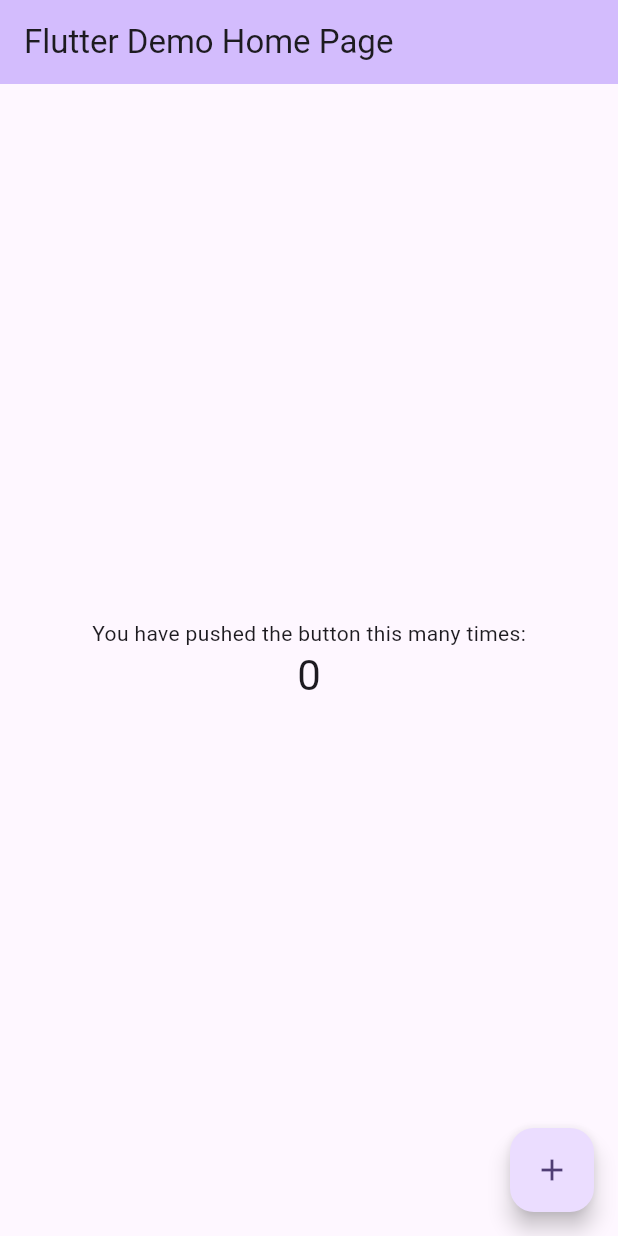
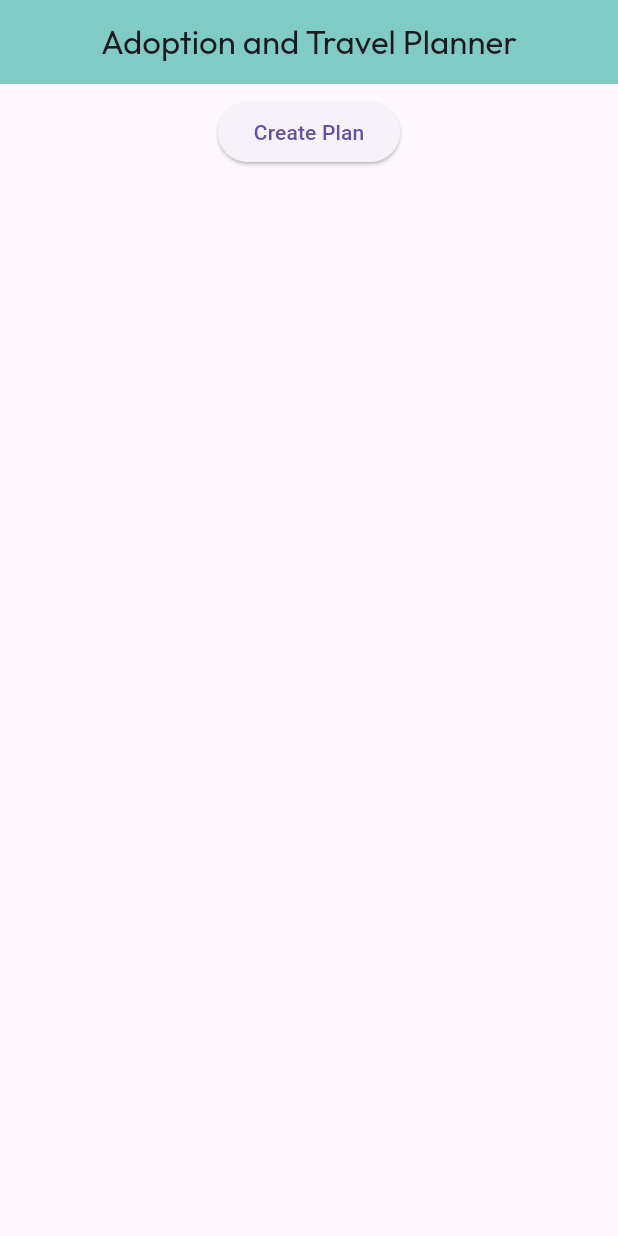
Before and after one commit to llaiza12/adoption-travel-planner, a Flutter app: the screen it shows after launch, on a phone screen of 412 x 824 dp. Run offline on Flutter 3.47's test engine with Material 3 defaults, Android fonts, the phone set to English and light mode, and no system bars; our stand-ins replace google_fonts.

Commit message:
Implement functioning button to add plan to list using a dialog

```diff
--- a/lib/main.dart
+++ b/lib/main.dart
@@ -1,4 +1,5 @@
 import 'package:flutter/material.dart';
+import 'package:google_fonts/google_fonts.dart';
 
 void main() {
   runApp(const MyApp());
@@ -7,47 +8,20 @@ void main() {
 class MyApp extends StatelessWidget {
   const MyApp({super.key});
 
-  // This widget is the root of your application.
   @override
   Widget build(BuildContext context) {
     return MaterialApp(
-      title: 'Flutter Demo',
+      title: 'Adoption and Travel Planner',
       theme: ThemeData(
-        // This is the theme of your application.
-        //
-        // TRY THIS: Try running your application with "flutter run". You'll see
-        // the application has a purple toolbar. Then, without quitting the app,
-        // try changing the seedColor in the colorScheme below to Colors.green
-        // and then invoke "hot reload" (save your changes or press the "hot
-        // reload" button in a Flutter-supported IDE, or press "r" if you used
-        // the command line to start the app).
-        //
-        // Notice that the counter didn't reset back to zero; the application
-        // state is not lost during the reload. To reset the state, use hot
-        // restart instead.
-        //
-        // This works for code too, not just values: Most code changes can be
-        // tested with just a hot reload.
-        colorScheme: ColorScheme.fromSeed(seedColor: Colors.deepPurple),
         useMaterial3: true,
       ),
-      home: const MyHomePage(title: 'Flutter Demo Home Page'),
+      home: const MyHomePage(title: 'Adoption and Travel Planner'),
     );
   }
 }
 
 class MyHomePage extends StatefulWidget {
   const MyHomePage({super.key, required this.title});
-
-  // This widget is the home page of your application. It is stateful, meaning
-  // that it has a State object (defined below) that contains fields that affect
-  // how it looks.
-
-  // This class is the configuration for the state. It holds the values (in this
-  // case the title) provided by the parent (in this case the App widget) and
-  // used by the build method of the State. Fields in a Widget subclass are
-  // always marked "final".
-
   final String title;
 
   @override
@@ -55,71 +29,107 @@ class MyHomePage extends StatefulWidget {
 }
 
 class _MyHomePageState extends State<MyHomePage> {
-  int _counter = 0;
+  final TextEditingController _namecontroller = TextEditingController();
+  final TextEditingController _desccontroller = TextEditingController();
+  final TextEditingController _datecontroller = TextEditingController();
+  List<String> planList = [];
 
-  void _incrementCounter() {
+  void _updateMyItems(int oldIndex, int newIndex) {
+    if (newIndex > oldIndex) newIndex--;
+    final plan = planList.removeAt(oldIndex);
+    planList.insert(newIndex, plan);
+  }
+
+  void _addPlan() {
+    String name = _namecontroller.text;
+    String desc = _desccontroller.text;
+    String date = _datecontroller.text;
     setState(() {
-      // This call to setState tells the Flutter framework that something has
-      // changed in this State, which causes it to rerun the build method below
-      // so that the display can reflect the updated values. If we changed
-      // _counter without calling setState(), then the build method would not be
-      // called again, and so nothing would appear to happen.
-      _counter++;
+      planList.add(name);
     });
   }
 
   @override
   Widget build(BuildContext context) {
-    // This method is rerun every time setState is called, for instance as done
-    // by the _incrementCounter method above.
-    //
-    // The Flutter framework has been optimized to make rerunning build methods
-    // fast, so that you can just rebuild anything that needs updating rather
-    // than having to individually change instances of widgets.
     return Scaffold(
       appBar: AppBar(
-        // TRY THIS: Try changing the color here to a specific color (to
-        // Colors.amber, perhaps?) and trigger a hot reload to see the AppBar
-        // change color while the other colors stay the same.
-        backgroundColor: Theme.of(context).colorScheme.inversePrimary,
-        // Here we take the value from the MyHomePage object that was created by
-        // the App.build method, and use it to set our appbar title.
-        title: Text(widget.title),
+        backgroundColor: Colors.teal[200]!,
+        title: Text(widget.title, style: GoogleFonts.outfit()),
+        centerTitle: true,
       ),
       body: Center(
-        // Center is a layout widget. It takes a single child and positions it
-        // in the middle of the parent.
-        child: Column(
-          // Column is also a layout widget. It takes a list of children and
-          // arranges them vertically. By default, it sizes itself to fit its
-          // children horizontally, and tries to be as tall as its parent.
-          //
-          // Column has various properties to control how it sizes itself and
-          // how it positions its children. Here we use mainAxisAlignment to
-          // center the children vertically; the main axis here is the vertical
-          // axis because Columns are vertical (the cross axis would be
-          // horizontal).
-          //
-          // TRY THIS: Invoke "debug painting" (choose the "Toggle Debug Paint"
-          // action in the IDE, or press "p" in the console), to see the
-          // wireframe for each widget.
-          mainAxisAlignment: MainAxisAlignment.center,
-          children: <Widget>[
-            const Text(
-              'You have pushed the button this many times:',
-            ),
-            Text(
-              '$_counter',
-              style: Theme.of(context).textTheme.headlineMedium,
-            ),
-          ],
+        child: Container(
+          padding: EdgeInsets.all(8.0),
+          decoration: BoxDecoration(
+            borderRadius: BorderRadius.circular(20),
+          ),
+          child: Column(
+            children: <Widget>[
+              ElevatedButton(
+                onPressed: () => _dialogBuilder(context, _namecontroller,
+                    _desccontroller, _datecontroller, _addPlan),
+                child: Text('Create Plan'),
+              ),
+              Expanded(
+                  child: ReorderableListView.builder(
+                itemCount: planList.length,
+                itemBuilder: (context, index) {
+                  return ListTile(
+                      key: ValueKey(index), title: Text(planList[index]));
+                },
+                onReorder: (oldIndex, newIndex) {
+                  setState(() {
+                    _updateMyItems(oldIndex, newIndex);
+                  });
+                },
+              ))
+            ],
+          ),
         ),
       ),
-      floatingActionButton: FloatingActionButton(
-        onPressed: _incrementCounter,
-        tooltip: 'Increment',
-        child: const Icon(Icons.add),
-      ), // This trailing comma makes auto-formatting nicer for build methods.
     );
   }
 }
+
+Future<void> _dialogBuilder(
+    BuildContext context,
+    TextEditingController namecontroller,
+    TextEditingController desccontroller,
+    TextEditingController datecontroller,
+    VoidCallback addPlanCallback) {
+  return showDialog<void>(
+      context: context,
+      builder: (BuildContext context) {
+        return AlertDialog(
+            title: Text('Create Plan'),
+            content: SingleChildScrollView(
+              child: Column(children: [
+                TextField(
+                    controller: namecontroller,
+                    decoration: InputDecoration(hintText: 'Enter plan name')),
+                TextField(
+                    controller: desccontroller,
+                    decoration:
+                        InputDecoration(hintText: 'Enter plan description')),
+                TextField(
+                    controller: datecontroller,
+                    decoration: InputDecoration(hintText: 'Enter plan date')),
+              ]),
+            ),
+            actions: <Widget>[
+              IconButton(
+                icon: Icon(Icons.cancel),
+                onPressed: () {
+                  Navigator.of(context).pop();
+                },
+              ),
+              IconButton(
+                icon: Icon(Icons.check),
+                onPressed: () {
+                  addPlanCallback();
+                  Navigator.of(context).pop();
+                },
+              )
+            ]);
+      });
+}
--- a/pubspec.yaml
+++ b/pubspec.yaml
@@ -34,6 +34,8 @@ dependencies:
   # The following adds the Cupertino Icons font to your application.
   # Use with the CupertinoIcons class for iOS style icons.
   cupertino_icons: ^1.0.8
+  google_fonts: ^6.2.1
+
 
 dev_dependencies:
   flutter_test:
```
Also changed, not shown: pubspec.lock, 2 other files.
